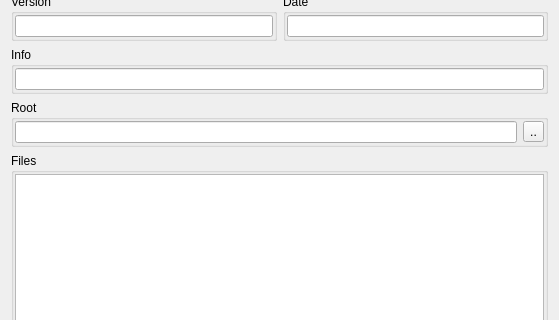
Qt form gui_source/dialogcreatemodule.ui (horsicq/x64dbg-Plugin-Manager) before a commit; both pictures show x 0 to 559 and y 98 to 418 of the 559 by 545 pixel window.
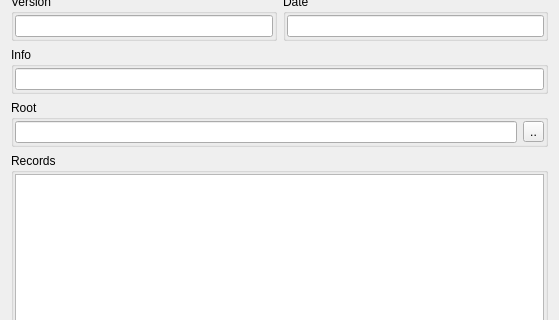
The same form after that commit.

Patch:
```diff
--- a/gui_source/dialogcreatemodule.ui
+++ b/gui_source/dialogcreatemodule.ui
@@ -192,7 +192,7 @@
    <item>
     <widget class="QGroupBox" name="groupBoxFiles">
      <property name="title">
-      <string>Files</string>
+      <string>Records</string>
      </property>
      <layout class="QVBoxLayout" name="verticalLayout_6">
       <property name="leftMargin">
```
Left out of the diff: 23 changed lines with no effect on the pictures.
